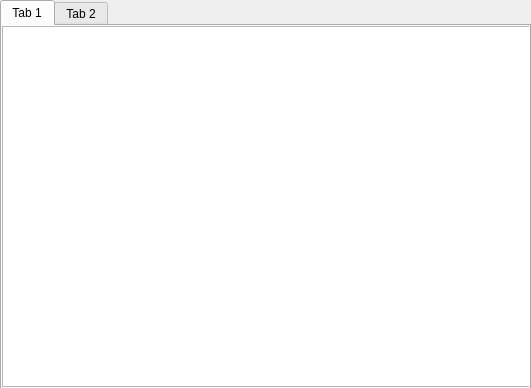
peterforro/Python, file qt/02/gui.ui: the form before one commit.
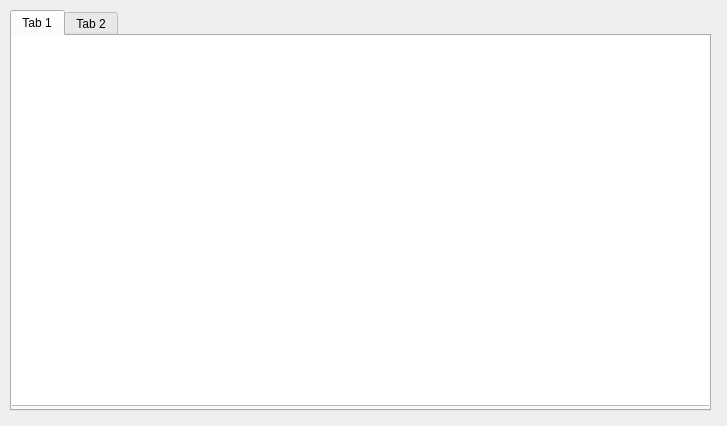
The form after the commit.

Diff of the .ui file:
```diff
--- a/qt/02/gui.ui
+++ b/qt/02/gui.ui
@@ -6,8 +6,8 @@
    <rect>
     <x>0</x>
     <y>0</y>
-    <width>531</width>
-    <height>388</height>
+    <width>727</width>
+    <height>426</height>
    </rect>
   </property>
   <property name="windowTitle">
@@ -16,9 +16,9 @@
   <widget class="QTabWidget" name="tabWidget">
    <property name="geometry">
     <rect>
-     <x>0</x>
-     <y>0</y>
-     <width>531</width>
+     <x>10</x>
+     <y>10</y>
+     <width>701</width>
      <height>401</height>
     </rect>
    </property>
@@ -29,15 +29,20 @@
     <attribute name="title">
      <string>Tab 1</string>
     </attribute>
-    <widget class="QTextBrowser" name="textBrowser">
+    <widget class="QWidget" name="gridLayoutWidget">
      <property name="geometry">
       <rect>
-       <x>0</x>
-       <y>0</y>
-       <width>531</width>
-       <height>361</height>
+       <x>-1</x>
+       <y>-1</y>
+       <width>701</width>
+       <height>371</height>
       </rect>
      </property>
+     <layout class="QGridLayout" name="gridLayout">
+      <item row="0" column="0">
+       <widget class="QTextBrowser" name="textBrowser"/>
+      </item>
+     </layout>
     </widget>
    </widget>
    <widget class="QWidget" name="new_record">
```
Left out of the diff: 8 changed lines with no effect on the pictures.
